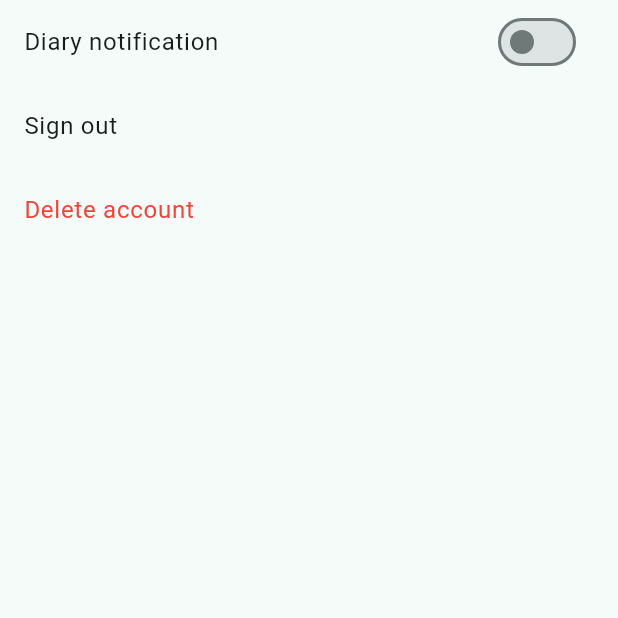
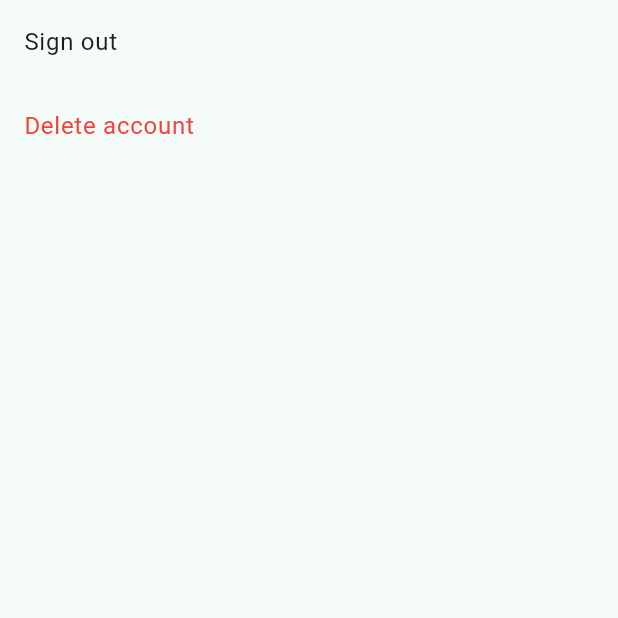
Before and after one commit to Solution-Challenge-stress-solution/FrontEnd, a Flutter app: the SettingsWidget screen opened directly, on a phone screen of 412 x 824 dp, the top half of it. Run offline on Flutter 3.47's test engine with Material 3 defaults, Android fonts, the phone set to English and light mode, and no system bars; our stand-ins replace flutter_local_notifications, google_sign_in, just_audio, shared_preferences, table_calendar, timezone and 1 more; missing offline and left inert: kakao_flutter_sdk_user, record; accounts and stored records are empty; Roboto replaces fonts that are missing (NanumGothic).

Commit message:
chore: comment notification setting

```diff
--- a/lib/widgets/settings_widget.dart
+++ b/lib/widgets/settings_widget.dart
@@ -2,8 +2,8 @@ import 'package:flutter/material.dart';
 import 'package:shared_preferences/shared_preferences.dart';
 import 'package:strecording/pages/login_page.dart';
 import 'package:strecording/utilities/login_platform.dart';
-import 'package:strecording/utilities/notification_manager.dart';
-import 'dart:io';
+// import 'package:strecording/utilities/notification_manager.dart';
+// import 'dart:io';
 
 class SettingsWidget extends StatefulWidget {
   const SettingsWidget({Key? key}) : super(key: key);
@@ -65,54 +65,50 @@ class _SettingsWidgetState extends State<SettingsWidget>
     return Scaffold(
       body: ListView(
         children: <Widget>[
-           ListTile(
-             title: const Text('Diary notification'),
-             trailing: Row(
-               mainAxisSize: MainAxisSize.min,
-               children: [
-                 if (isNotificationEnabled)
-                   Container(
-                     margin: const EdgeInsets.only(left: 16),
-                     child: OutlinedButton(
-                       onPressed: () => _selectTime(context),
-                       style: OutlinedButton.styleFrom(
-                         side: const BorderSide(
-                             color: Color.fromARGB(255, 255, 251, 255)),
-                         padding: const EdgeInsets.symmetric(
-                             horizontal: 8, vertical: 4),
-                       ),
-                       child: Text(
-                         selectedTime.format(context),
-                         style: const TextStyle(
-                           color: Color(0xFF3CADAB),
-                           fontSize: 14,
-                           fontWeight: FontWeight.bold,
-                         ),
-                       ),
-                     ),
-                   ),
-                 Switch(
-                   value: isNotificationEnabled,
-                   onChanged: (bool value) async {
-                     setState(() {
-                       isNotificationEnabled = value;
-                     });
-                     await _savePreferences();
-                     if (value) {
-                       // Android에서는 알림 권한 요청이 필요 없습니다.
-                       if (Platform.isIOS) {
-                         NotificationManager.requestNotificationPermission();
-                       }
-                       // 알림 설정이 적용되었다는 메시지를 표시합니다.
-                       ScaffoldMessenger.of(context).showSnackBar(
-                         SnackBar(content: Text('Notification settings have been applied')),
-                       );
-                     }
-                   },
-                 ),
-               ],
-             ),
-           ),
+          // ListTile(
+          //   title: const Text('Diary notification'),
+          //   trailing: Row(
+          //     mainAxisSize: MainAxisSize.min,
+          //     children: [
+          //       if (isNotificationEnabled)
+          //         Container(
+          //           margin: const EdgeInsets.only(left: 16),
+          //           child: OutlinedButton(
+          //             onPressed: () => _selectTime(context),
+          //             style: OutlinedButton.styleFrom(
+          //               side: const BorderSide(
+          //                   color: Color.fromARGB(255, 255, 251, 255)),
+          //               padding: const EdgeInsets.symmetric(
+          //                   horizontal: 8, vertical: 4),
+          //             ),
+          //             child: Text(
+          //               selectedTime.format(context),
+          //               style: const TextStyle(
+          //                 color: Color(0xFF3CADAB),
+          //                 fontSize: 14,
+          //                 fontWeight: FontWeight.bold,
+          //               ),
+          //             ),
+          //           ),
+          //         ),
+          //       Switch(
+          //         value: isNotificationEnabled,
+          //         onChanged: (bool value) async {
+          //           setState(() {
+          //             isNotificationEnabled = value;
+          //           });
+          //           await _savePreferences();
+          //           if (value) {
+          //             // Android does not require permissions
+          //             if (Platform.isIOS) {
+          //               NotificationManager.requestNotificationPermission();
+          //             }
+          //           }
+          //         },
+          //       ),
+          //     ],
+          //   ),
+          // ),
           ListTile(
             title: const Text('Sign out'),
             onTap: () async {
@@ -143,7 +139,7 @@ class _SettingsWidgetState extends State<SettingsWidget>
             },
           ),
           ListTile(
-            title: Text(
+            title: const Text(
               'Delete account',
               style: TextStyle(color: Colors.red),
             ),
@@ -153,7 +149,8 @@ class _SettingsWidgetState extends State<SettingsWidget>
                 builder: (BuildContext context) {
                   return AlertDialog(
                     title: const Text('Confirm Delete'),
-                    content: const Text('Are you sure you want to delete your account?'),
+                    content: const Text(
+                        'Are you sure you want to delete your account?'),
                     actions: <Widget>[
                       TextButton(
                         child: const Text('Cancel'),
@@ -176,7 +173,8 @@ class _SettingsWidgetState extends State<SettingsWidget>
                 if (deleteSuccessful) {
                   ScaffoldMessenger.of(context).showSnackBar(
                     const SnackBar(
-                      content: Text('Your account has been successfully deleted'),
+                      content:
+                          Text('Your account has been successfully deleted'),
                       duration: Duration(seconds: 3),
                     ),
                   );
```
Also changed, not shown: pubspec.lock.
